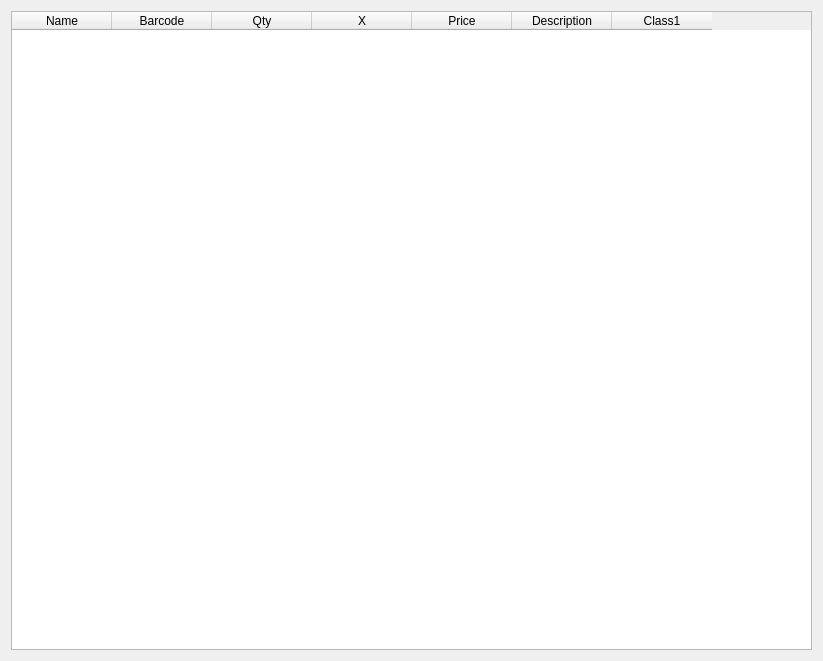
This is FrontDesk/c5storebarcode.ui in End1-1/Cafe5 as Qt 5 draws it before an edit. The edited form follows.
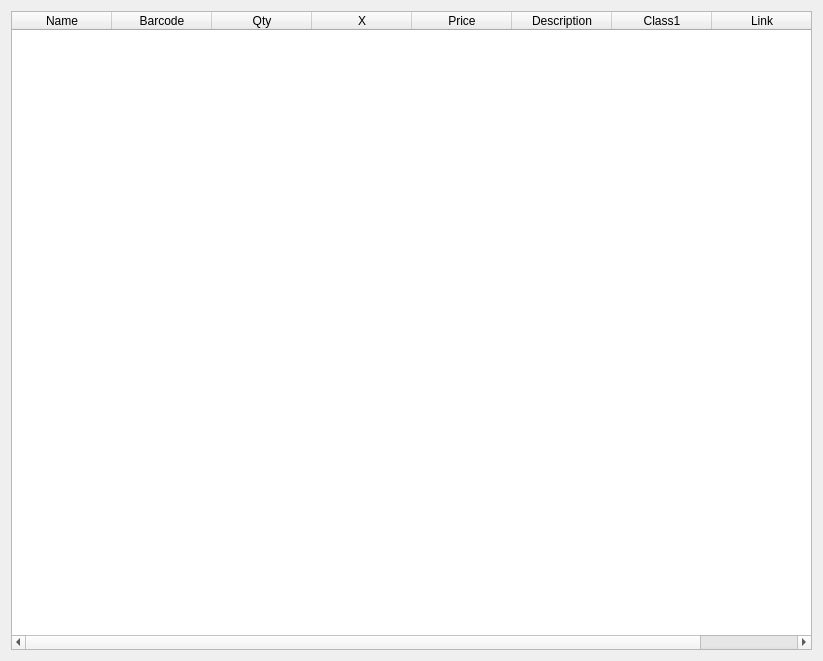
This is the edited form. Custom widgets are drawn as their Qt base class.

```diff
--- a/FrontDesk/c5storebarcode.ui
+++ b/FrontDesk/c5storebarcode.ui
@@ -51,6 +51,11 @@
        <string>Class1</string>
       </property>
      </column>
+     <column>
+      <property name="text">
+       <string>Link</string>
+      </property>
+     </column>
     </widget>
    </item>
   </layout>
```
